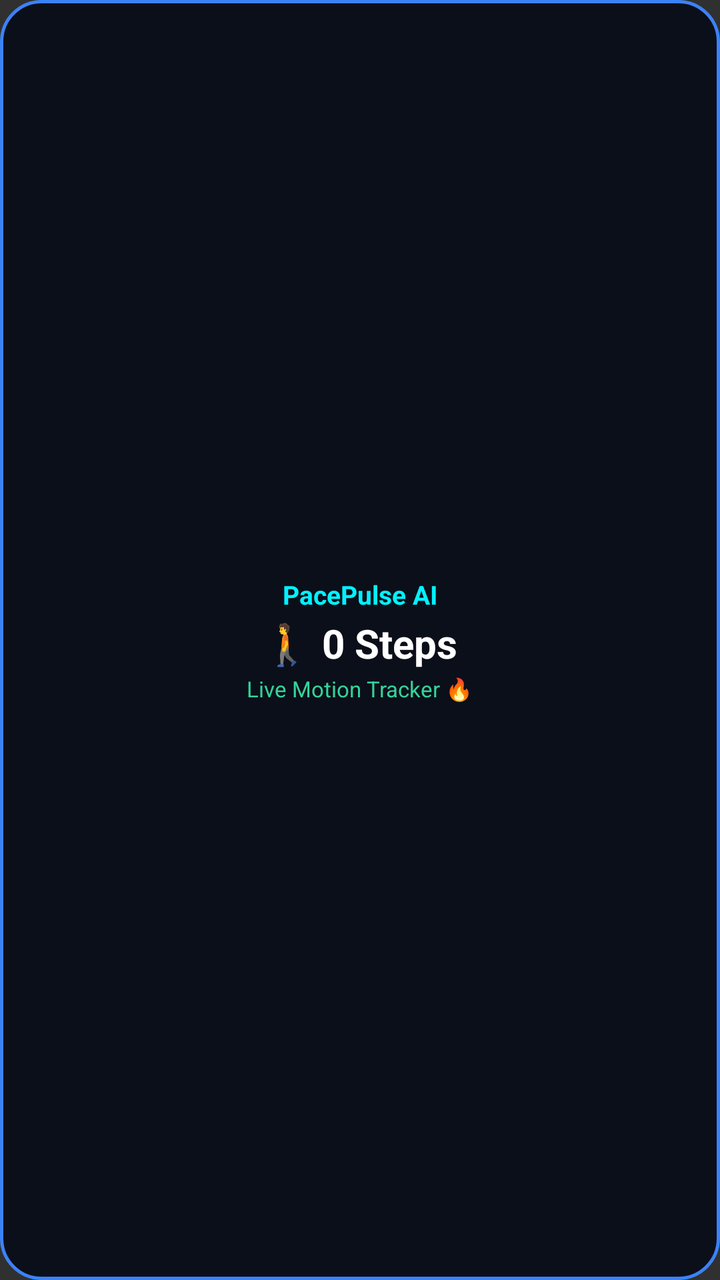
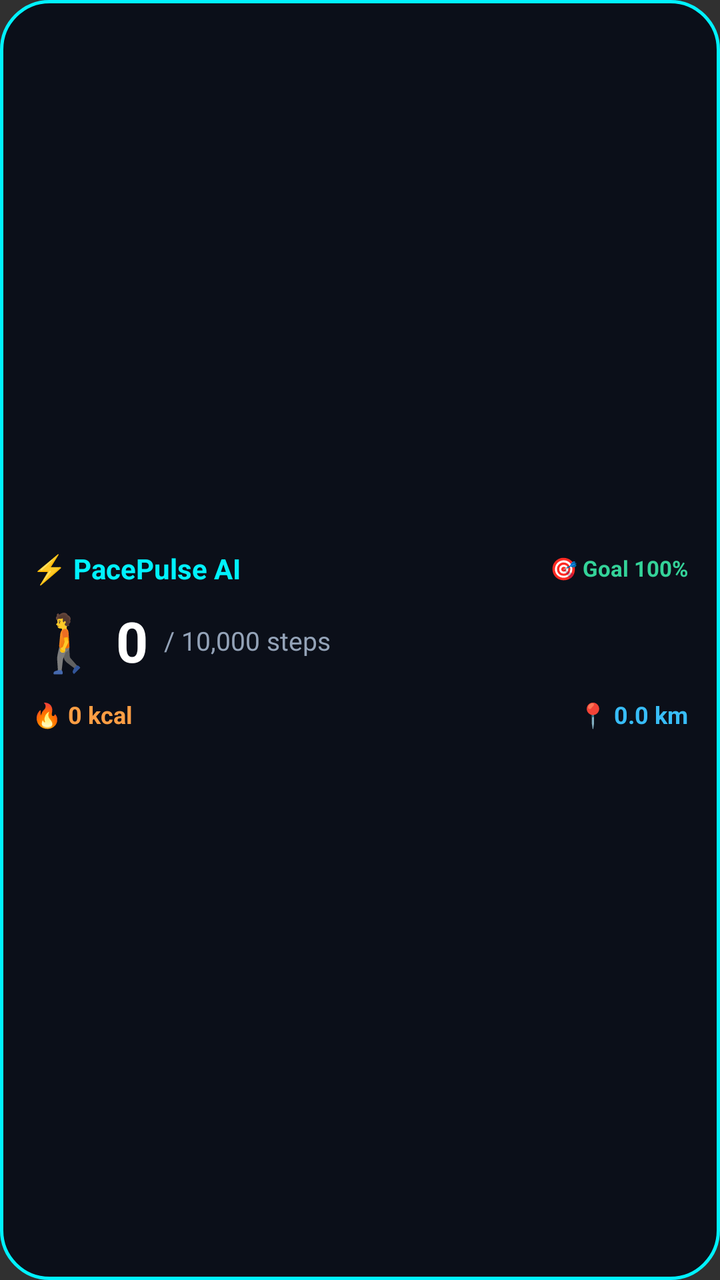

Two renders of the same Android screen: before a commit and after it. Below are the layout's source before the change and the commit's diff.
<!-- AndroidManifest.xml: application theme android:Theme.Material.NoActionBar -->
<!-- res/layout/pace_pulse_widget.xml -->
<?xml version="1.0" encoding="utf-8"?>
<LinearLayout xmlns:android="http://schemas.android.com/apk/res/android"
    android:layout_width="match_parent"
    android:layout_height="match_parent"
    android:orientation="vertical"
    android:padding="14dp"
    android:background="@drawable/widget_background"
    android:gravity="center">

    <TextView
        android:id="@+id/widget_title"
        android:layout_width="wrap_content"
        android:layout_height="wrap_content"
        android:text="PacePulse AI"
        android:textColor="#00F2FE"
        android:textSize="13sp"
        android:textStyle="bold" />

    <TextView
        android:id="@+id/widget_steps"
        android:layout_width="wrap_content"
        android:layout_height="wrap_content"
        android:text="🚶 0 Steps"
        android:textColor="#FFFFFF"
        android:textSize="20sp"
        android:textStyle="bold"
        android:layout_marginTop="2dp" />

    <TextView
        android:id="@+id/widget_status"
        android:layout_width="wrap_content"
        android:layout_height="wrap_content"
        android:text="Live Motion Tracker 🔥"
        android:textColor="#34D399"
        android:textSize="11sp"
        android:layout_marginTop="2dp" />
</LinearLayout>
<!-- resources referenced by this layout -->
<resources>
  <!-- drawable widget_background (drawable) -->
  <?xml version="1.0" encoding="utf-8"?>
  <shape xmlns:android="http://schemas.android.com/apk/res/android"
      android:shape="rectangle">
      <solid android:color="#0B0F19" />
      <corners android:radius="20dp" />
      <stroke android:width="1.5dp" android:color="#3B82F6" />
  </shape>
</resources>

<!-- the commit's change to res/layout/pace_pulse_widget.xml (unified diff, before → after) -->
@@ -1,37 +1,96 @@
 <?xml version="1.0" encoding="utf-8"?>
 <LinearLayout xmlns:android="http://schemas.android.com/apk/res/android"
+    android:id="@+id/widget_root"
     android:layout_width="match_parent"
     android:layout_height="match_parent"
     android:orientation="vertical"
-    android:padding="14dp"
-    android:background="@drawable/widget_background"
-    android:gravity="center">
+    android:padding="16dp"
+    android:background="@drawable/widget_background_solid"
+    android:gravity="center_vertical">
 
-    <TextView
-        android:id="@+id/widget_title"
-        android:layout_width="wrap_content"
+    
+    <RelativeLayout
+        android:layout_width="match_parent"
+        android:layout_height="wrap_content">
+
+        <TextView
+            android:id="@+id/widget_title"
+            android:layout_width="wrap_content"
+            android:layout_height="wrap_content"
+            android:text="⚡ PacePulse AI"
+            android:textColor="#00F2FE"
+            android:textSize="14sp"
+            android:textStyle="bold"
+            android:layout_alignParentLeft="true"
+            android:layout_centerVertical="true" />
+
+        <TextView
+            android:id="@+id/widget_status"
+            android:layout_width="wrap_content"
+            android:layout_height="wrap_content"
+            android:text="🎯 Goal 100%"
+            android:textColor="#34D399"
+            android:textSize="11sp"
+            android:textStyle="bold"
+            android:layout_alignParentRight="true"
+            android:layout_centerVertical="true" />
+    </RelativeLayout>
+
+    
+    <LinearLayout
+        android:layout_width="match_parent"
         android:layout_height="wrap_content"
-        android:text="PacePulse AI"
-        android:textColor="#00F2FE"
-        android:textSize="13sp"
-        android:textStyle="bold" />
+        android:orientation="horizontal"
+        android:gravity="center_vertical"
+        android:layout_marginTop="8dp">
 
-    <TextView
-        android:id="@+id/widget_steps"
-        android:layout_width="wrap_content"
+        <TextView
+            android:id="@+id/widget_steps"
+            android:layout_width="wrap_content"
+            android:layout_height="wrap_content"
+            android:text="🚶 0"
+            android:textColor="#FFFFFF"
+            android:textSize="28sp"
+            android:textStyle="bold" />
+
+        <TextView
+            android:id="@+id/widget_goal"
+            android:layout_width="wrap_content"
+            android:layout_height="wrap_content"
+            android:text="/ 10,000 steps"
+            android:textColor="#94A3B8"
+            android:textSize="13sp"
+            android:layout_marginLeft="8dp" />
+    </LinearLayout>
+
+    
+    <LinearLayout
+        android:layout_width="match_parent"
         android:layout_height="wrap_content"
-        android:text="🚶 0 Steps"
-        android:textColor="#FFFFFF"
-        android:textSize="20sp"
-        android:textStyle="bold"
-        android:layout_marginTop="2dp" />
+        android:orientation="horizontal"
+        android:layout_marginTop="10dp"
+        android:weightSum="2">
 
-    <TextView
-        android:id="@+id/widget_status"
-        android:layout_width="wrap_content"
-        android:layout_height="wrap_content"
-        android:text="Live Motion Tracker 🔥"
-        android:textColor="#34D399"
-        android:textSize="11sp"
-        android:layout_marginTop="2dp" />
+        <TextView
+            android:id="@+id/widget_calories"
+            android:layout_width="0dp"
+            android:layout_height="wrap_content"
+            android:layout_weight="1"
+            android:text="🔥 0 kcal"
+            android:textColor="#FF9E44"
+            android:textSize="12sp"
+            android:textStyle="bold" />
+
+        <TextView
+            android:id="@+id/widget_distance"
+            android:layout_width="0dp"
+            android:layout_height="wrap_content"
+            android:layout_weight="1"
+            android:text="📍 0.0 km"
+            android:textColor="#38BDF8"
+            android:textSize="12sp"
+            android:textStyle="bold"
+            android:gravity="right" />
+    </LinearLayout>
+
 </LinearLayout>
<!-- resource entries referenced after the edit -->
@@ -1,12 +1,12 @@
 <!-- resources referenced by this layout -->
 <resources>
-  <!-- drawable widget_background (drawable) -->
+  <!-- drawable widget_background_solid (drawable) -->
   <?xml version="1.0" encoding="utf-8"?>
   <shape xmlns:android="http://schemas.android.com/apk/res/android"
       android:shape="rectangle">
       <solid android:color="#0B0F19" />
-      <corners android:radius="20dp" />
-      <stroke android:width="1.5dp" android:color="#3B82F6" />
+      <corners android:radius="24dp" />
+      <stroke android:width="1.5dp" android:color="#00F2FE" />
   </shape>
 </resources>
 
